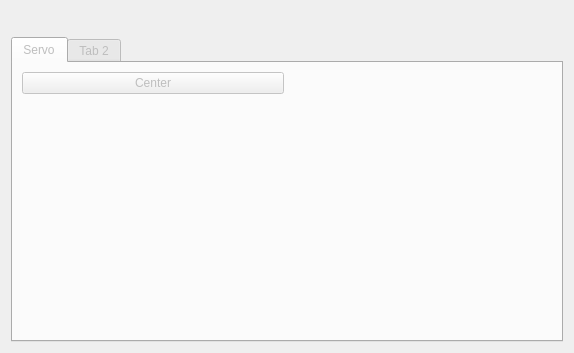
Before: the Qt Designer form libs/libcore/ui/HexyTool.ui in mrdeveloperdude/OctoMY, drawn with Qt 5.
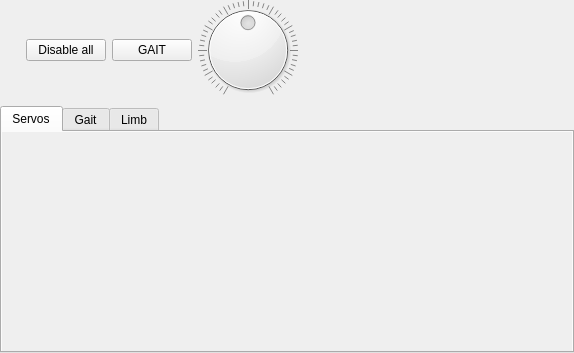
After: the same form once the commit is applied. The open tabs and pages were chosen to show the change. Custom widgets are drawn as their Qt base class.

Commit message: zoo added. lots of hexy tool updates.

Patch:
```diff
--- a/libs/libcore/ui/HexyTool.ui
+++ b/libs/libcore/ui/HexyTool.ui
@@ -14,10 +14,77 @@
    <string>Form</string>
   </property>
   <layout class="QVBoxLayout" name="verticalLayout">
+   <property name="spacing">
+    <number>6</number>
+   </property>
+   <property name="leftMargin">
+    <number>0</number>
+   </property>
+   <property name="topMargin">
+    <number>0</number>
+   </property>
+   <property name="rightMargin">
+    <number>0</number>
+   </property>
+   <property name="bottomMargin">
+    <number>0</number>
+   </property>
    <item>
     <layout class="QHBoxLayout" name="horizontalLayout">
      <item>
-      <widget class="TryToggle" name="tryToggleConnect" native="true"/>
+      <widget class="TryToggle" name="tryToggleConnect" native="true">
+       <property name="sizePolicy">
+        <sizepolicy hsizetype="Minimum" vsizetype="Preferred">
+         <horstretch>0</horstretch>
+         <verstretch>0</verstretch>
+        </sizepolicy>
+       </property>
+       <property name="minimumSize">
+        <size>
+         <width>20</width>
+         <height>0</height>
+        </size>
+       </property>
+      </widget>
+     </item>
+     <item>
+      <widget class="QPushButton" name="pushButtonDisableAll">
+       <property name="text">
+        <string>Disable all</string>
+       </property>
+      </widget>
+     </item>
+     <item>
+      <widget class="QPushButton" name="pushButtonGait">
+       <property name="text">
+        <string>GAIT</string>
+       </property>
+       <property name="checkable">
+        <bool>true</bool>
+       </property>
+      </widget>
+     </item>
+     <item>
+      <widget class="QDial" name="dialFeedrate">
+       <property name="sizePolicy">
+        <sizepolicy hsizetype="Minimum" vsizetype="Minimum">
+         <horstretch>0</horstretch>
+         <verstretch>0</verstretch>
+        </sizepolicy>
+       </property>
+       <property name="maximum">
+        <number>200</number>
+       </property>
+       <property name="pageStep">
+        <number>20</number>
+       </property>
+       <property name="value">
+        <number>100</number>
+       </property>
+       <property name="notchesVisible">
+        <bool>true</bool>
+       </property>
+      </widget>
      </item>
      <item>
       <spacer name="horizontalSpacer">
@@ -36,50 +103,132 @@
    </item>
    <item>
     <widget class="QTabWidget" name="tabWidget">
-     <property name="enabled">
-      <bool>false</bool>
-     </property>
      <property name="currentIndex">
-      <number>0</number>
+      <number>2</number>
      </property>
-     <widget class="QWidget" name="tab">
+     <widget class="QWidget" name="tabServos">
       <attribute name="title">
-       <string>Servo</string>
+       <string>Servos</string>
       </attribute>
-      <layout class="QVBoxLayout" name="verticalLayout_2">
-       <item>
-        <layout class="QHBoxLayout" name="horizontalLayout_2">
-         <item>
-          <widget class="QPushButton" name="pushButtonCenter">
-           <property name="text">
-            <string>Center</string>
-           </property>
-          </widget>
-         </item>
-         <item>
-          <widget class="NumberEntry" name="numberEntryServoPosition" native="true"/>
-         </item>
-        </layout>
-       </item>
-       <item>
-        <spacer name="verticalSpacer">
-         <property name="orientation">
-          <enum>Qt::Vertical</enum>
+      <layout class="QGridLayout" name="gridLayout_2">
+       <property name="leftMargin">
+        <number>0</number>
+       </property>
+       <property name="topMargin">
+        <number>0</number>
+       </property>
+       <property name="rightMargin">
+        <number>0</number>
+       </property>
+       <property name="bottomMargin">
+        <number>0</number>
+       </property>
+       <property name="horizontalSpacing">
+        <number>0</number>
+       </property>
+       <item row="0" column="0">
+        <widget class="QScrollArea" name="scrollAreaServos">
+         <property name="frameShape">
+          <enum>QFrame::NoFrame</enum>
          </property>
-         <property name="sizeHint" stdset="0">
-          <size>
-           <width>20</width>
-           <height>225</height>
-          </size>
+         <property name="frameShadow">
+          <enum>QFrame::Plain</enum>
          </property>
-        </spacer>
+         <property name="lineWidth">
+          <number>0</number>
+         </property>
+         <property name="horizontalScrollBarPolicy">
+          <enum>Qt::ScrollBarAlwaysOff</enum>
+         </property>
+         <property name="widgetResizable">
+          <bool>true</bool>
+         </property>
+         <widget class="QWidget" name="scrollAreaWidgetContents">
+          <property name="geometry">
+           <rect>
+            <x>0</x>
+            <y>0</y>
+            <width>100</width>
+            <height>30</height>
+           </rect>
+          </property>
+          <property name="sizePolicy">
+           <sizepolicy hsizetype="Minimum" vsizetype="Minimum">
+            <horstretch>0</horstretch>
+            <verstretch>0</verstretch>
+           </sizepolicy>
+          </property>
+          <layout class="QVBoxLayout" name="verticalLayoutServos">
+           <property name="spacing">
+            <number>0</number>
+           </property>
+           <property name="leftMargin">
+            <number>0</number>
+           </property>
+           <property name="topMargin">
+            <number>0</number>
+           </property>
+           <property name="rightMargin">
+            <number>0</number>
+           </property>
+           <property name="bottomMargin">
+            <number>0</number>
+           </property>
+          </layout>
+         </widget>
+        </widget>
        </item>
       </layout>
      </widget>
-     <widget class="QWidget" name="tab_2">
+     <widget class="QWidget" name="tabGait">
       <attribute name="title">
-       <string>Tab 2</string>
+       <string>Gait</string>
       </attribute>
+      <layout class="QGridLayout" name="gridLayout">
+       <property name="leftMargin">
+        <number>0</number>
+       </property>
+       <property name="topMargin">
+        <number>0</number>
+       </property>
+       <property name="rightMargin">
+        <number>0</number>
+       </property>
+       <property name="bottomMargin">
+        <number>0</number>
+       </property>
+       <property name="horizontalSpacing">
+        <number>0</number>
+       </property>
+       <item row="0" column="0">
+        <widget class="GaitWidget" name="widgetGait" native="true"/>
+       </item>
+      </layout>
+     </widget>
+     <widget class="QWidget" name="tabLimb">
+      <attribute name="title">
+       <string>Limb</string>
+      </attribute>
+      <layout class="QGridLayout" name="gridLayout_3">
+       <property name="leftMargin">
+        <number>0</number>
+       </property>
+       <property name="topMargin">
+        <number>0</number>
+       </property>
+       <property name="rightMargin">
+        <number>0</number>
+       </property>
+       <property name="bottomMargin">
+        <number>0</number>
+       </property>
+       <property name="spacing">
+        <number>0</number>
+       </property>
+       <item row="0" column="0">
+        <widget class="LimbIKWidget" name="widgetLimbIK" native="true"/>
+       </item>
+      </layout>
      </widget>
     </widget>
    </item>
@@ -93,9 +242,15 @@
    <container>1</container>
   </customwidget>
   <customwidget>
-   <class>NumberEntry</class>
+   <class>GaitWidget</class>
    <extends>QWidget</extends>
-   <header>widgets/NumberEntry.hpp</header>
+   <header>puppet/GaitWidget.hpp</header>
+   <container>1</container>
+  </customwidget>
+  <customwidget>
+   <class>LimbIKWidget</class>
+   <extends>QWidget</extends>
+   <header>puppet/LimbIKWidget.hpp</header>
    <container>1</container>
   </customwidget>
  </customwidgets>
```
The commit also changes 87 other files.
